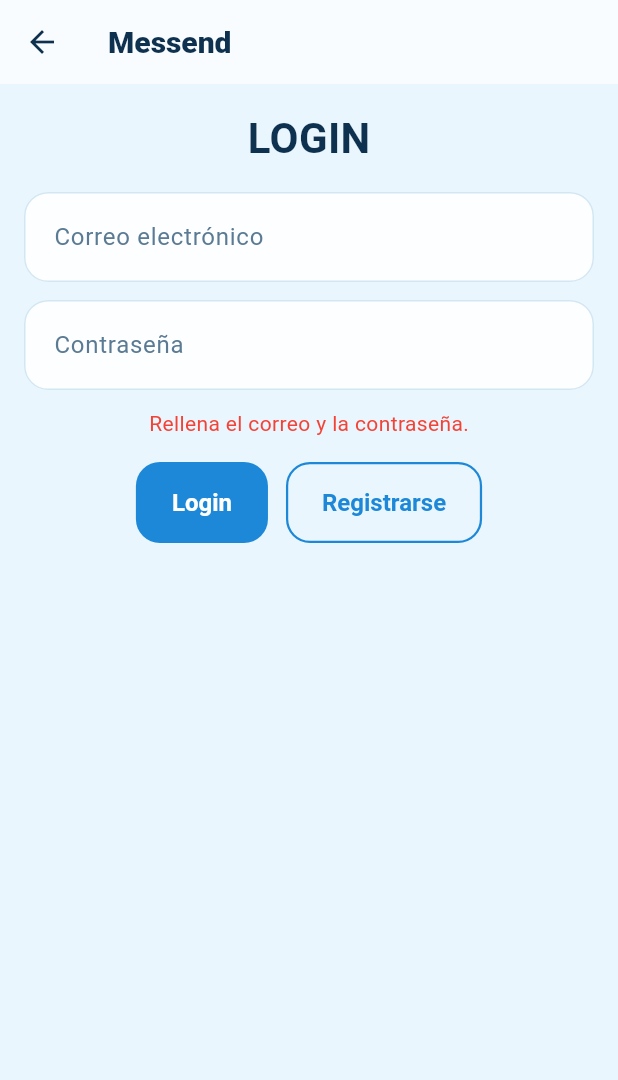
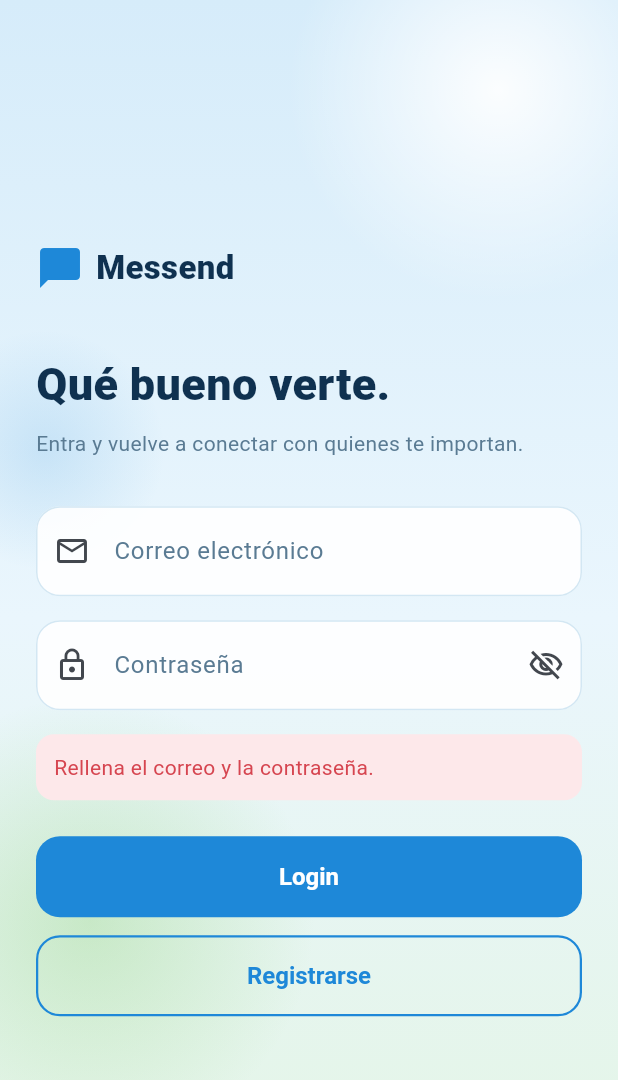
Before and after one commit to mars88x/dam2_26_27_a, a Flutter app: the LoginScreen screen opened by its route, after a tap on "Login", on a phone screen of 412 x 824 dp. Shown: the top 1080 px of the screen. Run offline on Flutter 3.47's test engine with Material 3 defaults, Android fonts, the light colour scheme and no system bars; our stand-ins replace cloud_firestore, firebase_auth, firebase_core, shared_preferences; accounts and stored records are empty; generated files the repository leaves out were written again; network calls fail.

Commit message:
Rediseño pantalla login

```diff
--- a/lib/screens/login_screen.dart
+++ b/lib/screens/login_screen.dart
@@ -2,6 +2,8 @@ import 'package:flutter/material.dart';
 import '../services/auth_service.dart';
 import '../models/perfil.dart';
 import '../services/perfiles_service.dart';
+import '../theme/app_tema.dart';
+import '../widgets/fondo_messend.dart';
 
 class LoginScreen extends StatefulWidget {
   const LoginScreen({super.key});
@@ -15,6 +17,7 @@ class _LoginScreenState extends State<LoginScreen> {
   final _contrasenaController = TextEditingController();
   final _auth = AuthService();
   bool _cargando = false;
+  bool _ocultar = true;
   String? _error;
 
   @override
@@ -61,58 +64,102 @@ class _LoginScreenState extends State<LoginScreen> {
     }
   }
 
-  @override
-  Widget build(BuildContext context) {
-    return Scaffold(
-      appBar: AppBar(title: const Text("Messend")),
-      body: Padding(
-        padding: const EdgeInsets.all(16.0),
-        child: Column(
+  Widget _formulario() {
+    return Column(
+      crossAxisAlignment: CrossAxisAlignment.start,
       children: [
+        const SizedBox(height: 16),
+        const Row(
+          children: [
+            Icon(Icons.chat_bubble_rounded,
+                color: AppTema.principal, size: 32),
+            SizedBox(width: 8),
+            Text('Messend',
+                style: TextStyle(fontSize: 22, fontWeight: FontWeight.w800)),
+          ],
+        ),
+        const SizedBox(height: 40),
+        const Text('Qué bueno verte.',
+            style: TextStyle(fontSize: 30, fontWeight: FontWeight.w800)),
+        const SizedBox(height: 8),
         const Text(
-              "LOGIN",
-              style: TextStyle(fontSize: 28, fontWeight: FontWeight.bold),
+          'Entra y vuelve a conectar con quienes te importan.',
+          style: TextStyle(color: AppTema.textoSuave),
         ),
-            const SizedBox(height: 16),
+        const SizedBox(height: 32),
         TextField(
           controller: _correoController,
           keyboardType: TextInputType.emailAddress,
           decoration: const InputDecoration(
-                hintText: "Correo electrónico",
-                border: OutlineInputBorder(),
+            hintText: 'Correo electrónico',
+            prefixIcon: Icon(Icons.mail_outline),
+          ),
+        ),
+        const SizedBox(height: 16),
+        TextField(
+          controller: _contrasenaController,
+          obscureText: _ocultar,
+          decoration: InputDecoration(
+            hintText: 'Contraseña',
+            prefixIcon: const Icon(Icons.lock_outline),
+            suffixIcon: IconButton(
+              icon: Icon(_ocultar
+                  ? Icons.visibility_off_outlined
+                  : Icons.visibility_outlined),
+              onPressed: () => setState(() => _ocultar = !_ocultar),
+            ),
+          ),
+        ),
+        if (_error != null) ...[
+          const SizedBox(height: 16),
+          Container(
+            width: double.infinity,
+            padding: const EdgeInsets.all(12),
+            decoration: BoxDecoration(
+              color: AppTema.errorSuave,
+              borderRadius: BorderRadius.circular(12),
+            ),
+            child: Text(_error!, style: const TextStyle(color: AppTema.error)),
+          ),
+        ],
+        const SizedBox(height: 24),
+        if (_cargando)
+          const Center(child: CircularProgressIndicator())
+        else ...[
+          SizedBox(
+            width: double.infinity,
+            child: ElevatedButton(
+              onPressed: () => _enviar(_auth.iniciarSesion),
+              child: const Text('Login'),
             ),
           ),
           const SizedBox(height: 12),
-            TextField(
-              controller: _contrasenaController,
-              obscureText: true,
-              decoration: const InputDecoration(
-                hintText: "Contraseña",
-                border: OutlineInputBorder(),
+          SizedBox(
+            width: double.infinity,
+            child: OutlinedButton(
+              onPressed: () => _enviar(_auth.registrar, esRegistro: true),
+              child: const Text('Registrarse'),
             ),
           ),
-            const SizedBox(height: 12),
-            if (_error != null)
-              Text(_error!, style: const TextStyle(color: Colors.red)),
-            const SizedBox(height: 16),
-            if (_cargando)
-              const CircularProgressIndicator()
-            else
-              Row(
-                mainAxisAlignment: MainAxisAlignment.center,
-                children: [
-                  ElevatedButton(
-                    onPressed: () => _enviar(_auth.iniciarSesion),
-                    child: const Text("Login"),
+        ],
+      ],
+    );
+  }
+
+  @override
+  Widget build(BuildContext context) {
+    return Scaffold(
+      body: FondoMessend(
+        child: SafeArea(
+          child: Center(
+            child: SingleChildScrollView(
+              padding: const EdgeInsets.all(24),
+              child: ConstrainedBox(
+                constraints: const BoxConstraints(maxWidth: 440),
+                child: _formulario(),
               ),
-                  const SizedBox(width: 12),
-                  OutlinedButton(
-                    onPressed: () => _enviar(_auth.registrar, esRegistro: true),
-                    child: const Text("Registrarse"),
             ),
-                ],
           ),
-          ],
         ),
       ),
     );
```
Lines whose indentation alone changed are shown as unchanged.
